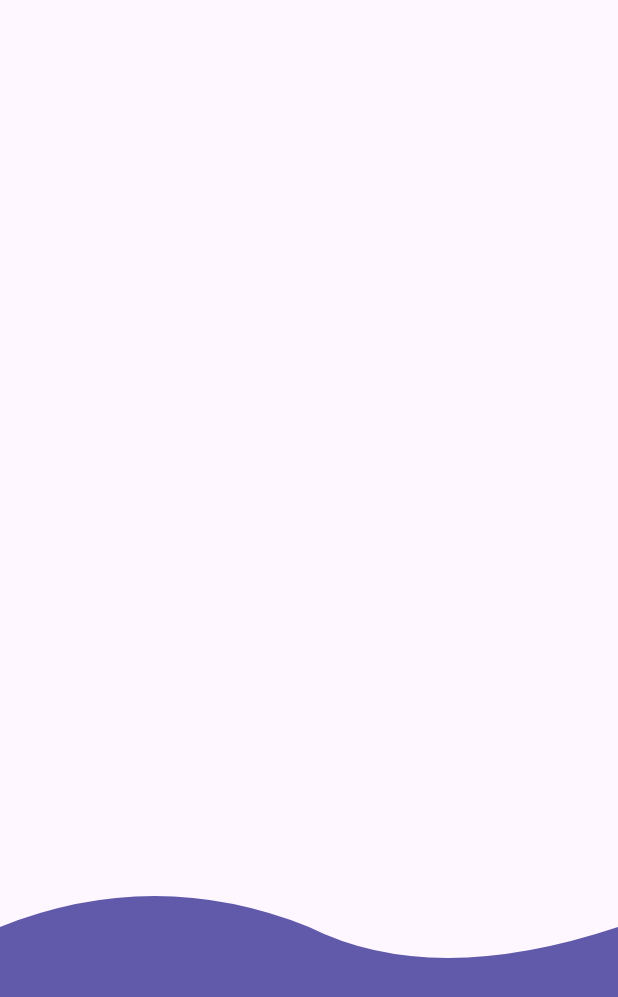
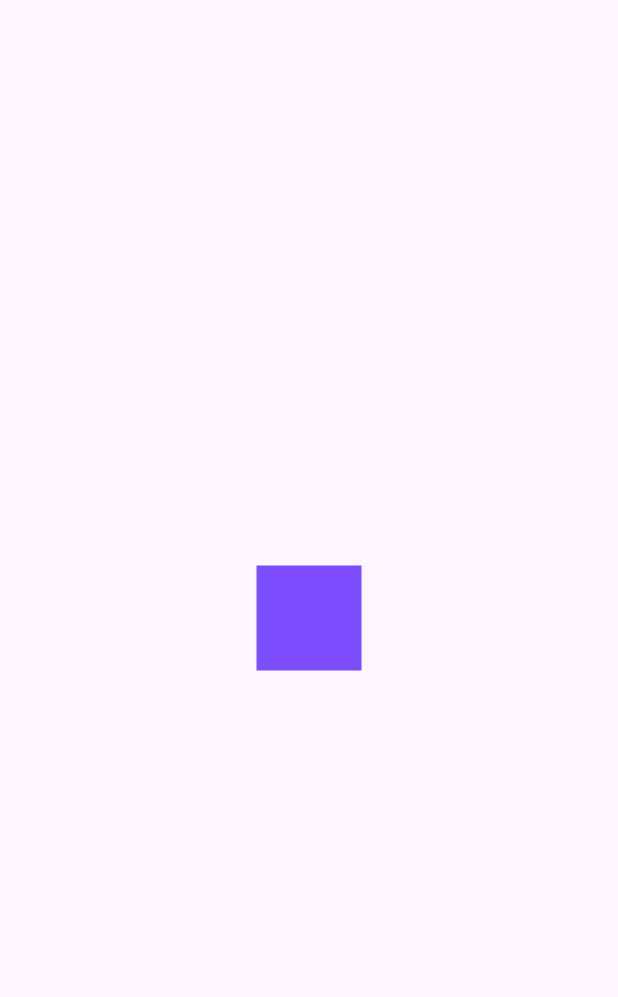
Before and after one commit to Neno2113/custom_painter, a Flutter app: the screen it shows after launch, on a phone screen of 412 x 824 dp. Shown: the top 997 px of the screen. Run offline on Flutter 3.47's test engine with Material 3 defaults, Android fonts, the phone set to English and light mode, and no system bars.

Commit message:
Replace HeaderScreen with AnimatedSquareScreen and update header widget to use WaveGradientHeader

```diff
--- a/lib/main.dart
+++ b/lib/main.dart
@@ -1,4 +1,6 @@
-import 'package:custom_painter/presentation/screens/header_screen.dart';
+import 'package:custom_painter/presentation/challenges/animated_square_screen.dart';
+// import 'package:custom_painter/presentation/screens/animations_screen.dart';
+// import 'package:custom_painter/presentation/screens/header_screen.dart';
 import 'package:flutter/material.dart';
 
 void main() {
@@ -18,7 +20,7 @@ class MyApp extends StatelessWidget {
         colorScheme: ColorScheme.fromSeed(seedColor: Colors.deepPurple),
         useMaterial3: true,
       ),
-      home: const HeaderScreen(),
+      home: const AnimatedSquareScreen(),
     );
   }
 }
--- /dev/null
+++ b/lib/presentation/challenges/animated_square_screen.dart
@@ -0,0 +1,67 @@
+import 'package:flutter/material.dart';
+
+
+
+
+class AnimatedSquareScreen extends StatelessWidget {
+  const AnimatedSquareScreen({super.key});
+
+  @override
+  Widget build(BuildContext context) {
+    return const Scaffold(
+      body: Center(
+        child: _AnimatedSquare()
+        )
+      );
+  }
+}
+
+class _AnimatedSquare extends StatefulWidget {
+  const _AnimatedSquare({
+    super.key,
+  });
+
+  @override
+  State<_AnimatedSquare> createState() => _AnimatedSquareState();
+}
+
+class _AnimatedSquareState extends State<_AnimatedSquare> {
+
+
+  late AnimationController controller;
+
+  @override
+  void initState() {
+
+    super.initState();
+  }
+
+
+  @override
+  void dispose() {
+    controller.dispose();
+    super.dispose();
+  }
+
+  @override
+  Widget build(BuildContext context) {
+    return const _Rectangulo();
+  }
+}
+
+
+
+class _Rectangulo extends StatelessWidget {
+  const _Rectangulo({super.key});
+
+  @override
+  Widget build(BuildContext context) {
+    return Container(
+      width: 70,
+      height: 70,
+      decoration: const BoxDecoration(
+        color: Colors.deepPurpleAccent,
+      ),
+    );
+  }
+}
--- a/lib/presentation/screens/header_screen.dart
+++ b/lib/presentation/screens/header_screen.dart
@@ -7,7 +7,7 @@ class HeaderScreen extends StatelessWidget {
   @override
   Widget build(BuildContext context) {
     return const Scaffold(
-      body: WaveHeaderBelow(),
+      body: WaveGradientHeader(),
     );
   }
 }
```
Also changed, not shown: lib/presentation/screens/animations_screen.dart (added, +142 -0 lines), lib/presentation/widgets/headers.dart (+77 -0 lines).
